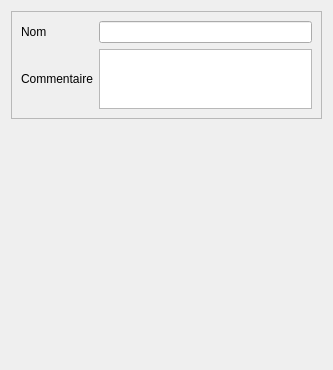
Artelia/Lamia, file Lamia/iface/qgiswidget/tools/toolprepro/base3/lamiabase_edge_tool_ui.ui: the form before one commit.
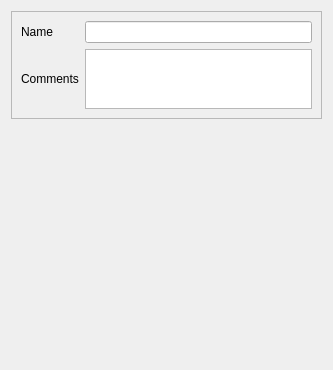
The form after the commit.

Patch:
```diff
--- a/Lamia/iface/qgiswidget/tools/toolprepro/base3/lamiabase_edge_tool_ui.ui
+++ b/Lamia/iface/qgiswidget/tools/toolprepro/base3/lamiabase_edge_tool_ui.ui
@@ -42,14 +42,14 @@
       <item row="1" column="0">
        <widget class="QLabel" name="label_15">
         <property name="text">
-         <string>Commentaire</string>
+         <string>Comments</string>
         </property>
        </widget>
       </item>
       <item row="0" column="0">
        <widget class="QLabel" name="label">
         <property name="text">
-         <string>Nom</string>
+         <string>Name</string>
         </property>
        </widget>
       </item>
```
Left out of the diff: 4 changed lines with no effect on the pictures.
